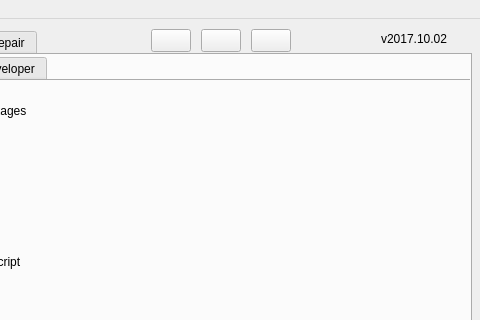
First picture: the form in src/mainwindow.ui, repository adgellida/ubunsys, before the edit; both pictures show x 239 to 719 and y 0 to 320 of the 719 by 521 pixel window.
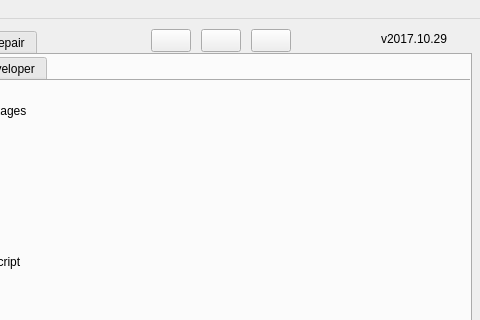
Second picture: the form after the edit. Icons and pictures are not drawn.

Patch:
```diff
--- a/src/mainwindow.ui
+++ b/src/mainwindow.ui
@@ -3977,7 +3977,7 @@
      </rect>
     </property>
     <property name="text">
-     <string>v2017.10.02</string>
+     <string>v2017.10.29</string>
     </property>
    </widget>
    <widget class="QPushButton" name="updateAppButton">
```
